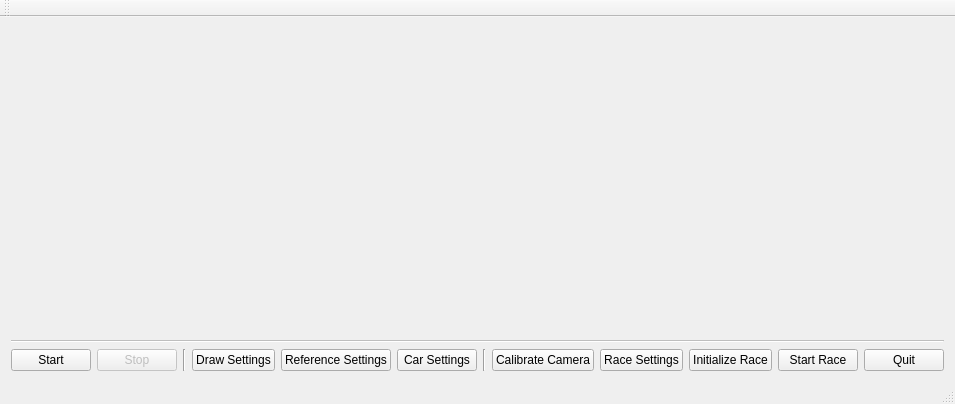
Above: CARS/mainwindow.ui from projectCARS/CARS2014-GIT before the change. Below: the same form after it.
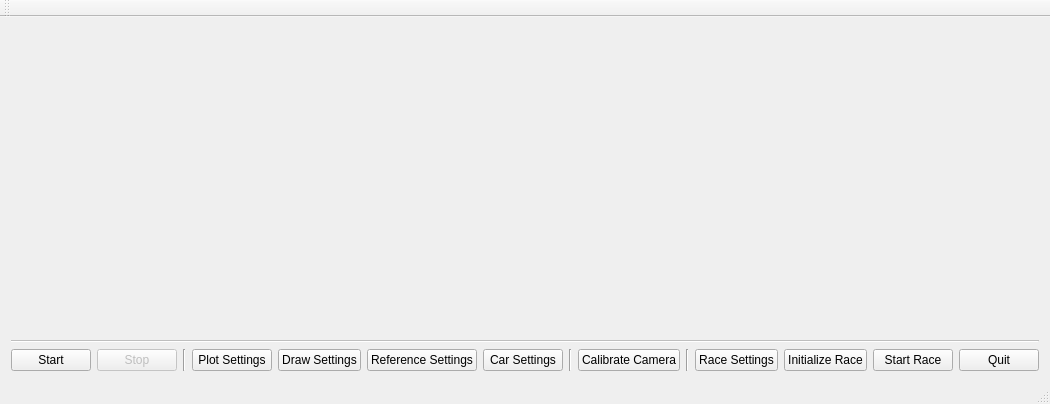
That is the form after the change.

```diff
--- a/CARS/mainwindow.ui
+++ b/CARS/mainwindow.ui
@@ -6,7 +6,7 @@
    <rect>
     <x>0</x>
     <y>0</y>
-    <width>948</width>
+    <width>1035</width>
     <height>404</height>
    </rect>
   </property>
@@ -62,6 +62,13 @@
         </property>
        </widget>
       </item>
+      <item>
+       <widget class="QPushButton" name="plotSettingsButton">
+        <property name="text">
+         <string>Plot Settings</string>
+        </property>
+       </widget>
+      </item>
       <item>
        <widget class="QPushButton" name="drawSettingsButton">
         <property name="text">
@@ -97,6 +104,13 @@
         </property>
        </widget>
       </item>
+      <item>
+       <widget class="Line" name="line_4">
+        <property name="orientation">
+         <enum>Qt::Vertical</enum>
+        </property>
+       </widget>
+      </item>
       <item>
        <widget class="QPushButton" name="raceButton">
         <property name="text">
```
Left out of the diff: 2 changed lines with no effect on the pictures.
